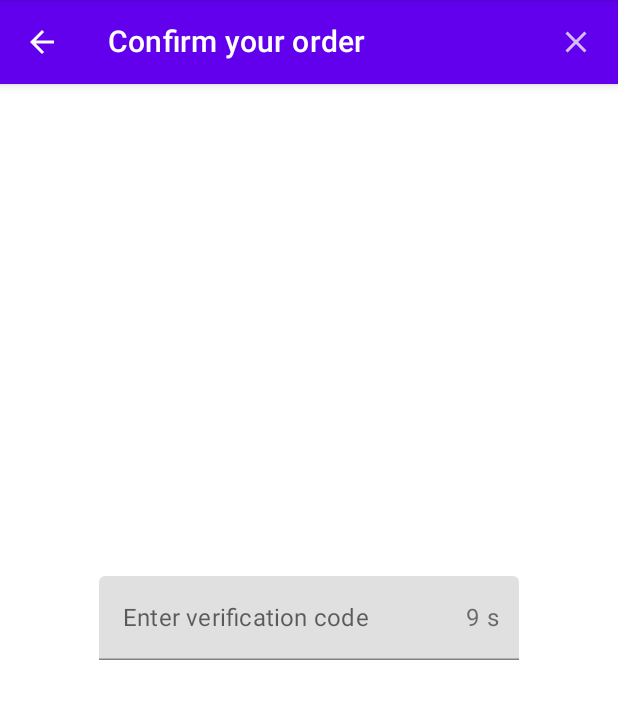
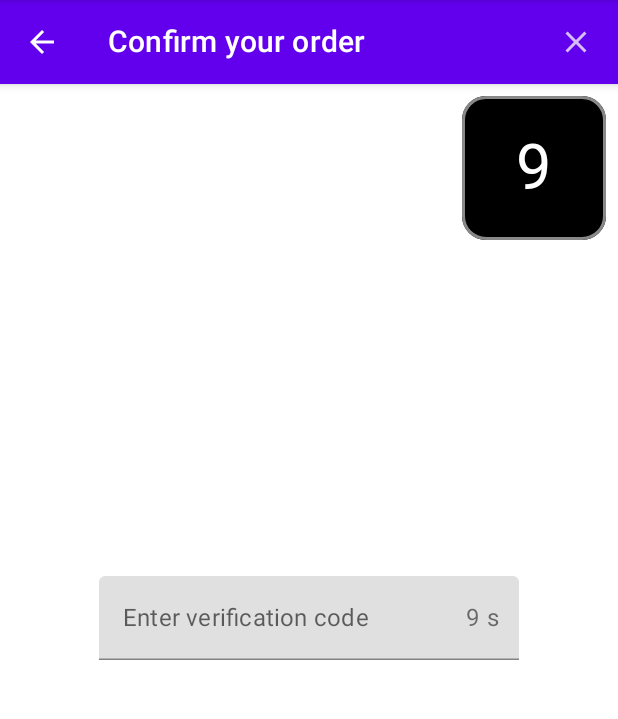
Before and after one commit to mykms/CryptoStore, an Android app built with Jetpack Compose: the fragment OrderFragment shown on its own in the app's theme, after a tap on "Order", on a phone screen of 412 x 824 dp, the part 84-803 px from its top. Run offline under Robolectric (Android 15) with nearby library versions, the phone set to English and light mode, and no system bars.

Commit message:
updated to RC, add some animations

```diff
--- a/app/src/main/java/com/apro/crypto/details/models/DetailsState.kt
+++ b/app/src/main/java/com/apro/crypto/details/models/DetailsState.kt
@@ -1,6 +1,5 @@
 package com.apro.crypto.details.models
 
-import com.apro.crypto.asMoney
 import com.apro.crypto.main.domain.Coin
 
 data class DetailsState(
@@ -11,8 +10,3 @@ data class DetailsState(
     val closeQuestion: Boolean = false,
     val calculating: Boolean = false
 )
-
-val DetailsState.calcText: String
-    get() = if (calculating) calcTextConstant else total.asMoney()
-
-private const val calcTextConstant = "calculating..."
--- a/app/src/main/java/com/apro/crypto/main/MainScreen.kt
+++ b/app/src/main/java/com/apro/crypto/main/MainScreen.kt
@@ -37,16 +37,13 @@ import com.google.accompanist.swiperefresh.rememberSwipeRefreshState
 fun MainScreen(
     viewModel: MainViewModel,
     navigator: Navigator,
-    setupScaffold: @Composable (ScaffoldState) -> Unit,
+    scaffoldState: ScaffoldState
 ) {
     BackHandler {
         viewModel.submitAction(MainAction.GoBackPressed)
     }
     val state by viewModel.state.collectAsState()
     var menuOpened by remember { mutableStateOf(false) }
-    val snackbarHostState = remember { SnackbarHostState() }
-    val scaffoldState = rememberScaffoldState(snackbarHostState = snackbarHostState)
-    setupScaffold(scaffoldState)
     Scaffold(
         topBar = {
             TopAppBar {
--- a/app/src/main/java/com/apro/crypto/order/OrderMiddleware.kt
+++ b/app/src/main/java/com/apro/crypto/order/OrderMiddleware.kt
@@ -28,10 +28,10 @@ class OrderMiddleware(
             }
             is OrderAction.Buy -> flow {
                 if (action.isFinished) return@flow
-                emit(OrderEffect.PlaceOrder(SECONDS))
-                repeat(SECONDS) {
+                emit(OrderEffect.PlaceOrder(MAX_SECONDS))
+                repeat(MAX_SECONDS) {
                     delay(1000)
-                    emit(OrderEffect.SecondsChanged(SECONDS - it.inc()))
+                    emit(OrderEffect.SecondsChanged(MAX_SECONDS - it.inc()))
                 }
             }
             is OrderAction.SmsCodeEntered -> flow {
@@ -69,6 +69,6 @@ class OrderMiddleware(
         }
 
     companion object {
-        private const val SECONDS = 10
+        const val MAX_SECONDS = 10
     }
 }
--- a/app/src/main/java/com/apro/crypto/order/screens/OrderSMSVerificationScreen.kt
+++ b/app/src/main/java/com/apro/crypto/order/screens/OrderSMSVerificationScreen.kt
@@ -1,18 +1,26 @@
 package com.apro.crypto.order.screens
 
-import androidx.compose.animation.ExperimentalAnimationApi
+import androidx.compose.animation.*
+import androidx.compose.foundation.background
+import androidx.compose.foundation.border
 import androidx.compose.foundation.layout.*
+import androidx.compose.foundation.shape.RoundedCornerShape
 import androidx.compose.foundation.text.KeyboardOptions
 import androidx.compose.material.*
 import androidx.compose.material.icons.Icons
 import androidx.compose.material.icons.filled.Refresh
 import androidx.compose.runtime.Composable
-import androidx.compose.ui.Alignment
+import androidx.compose.ui.Alignment.Companion.Center
+import androidx.compose.ui.Alignment.Companion.TopEnd
 import androidx.compose.ui.Modifier
 import androidx.compose.ui.focus.FocusRequester
 import androidx.compose.ui.focus.focusRequester
+import androidx.compose.ui.graphics.Color
+import androidx.compose.ui.platform.LocalView
 import androidx.compose.ui.text.input.KeyboardType
 import androidx.compose.ui.unit.dp
+import androidx.compose.ui.unit.sp
+import com.apro.crypto.order.OrderMiddleware
 import com.apro.crypto.order.OrderViewModel
 import com.apro.crypto.order.models.OrderAction
 import com.apro.crypto.order.models.OrderState
@@ -26,12 +34,9 @@ fun OrderSMSVerificationScreen(
     viewModel: OrderViewModel,
     focusRequester: FocusRequester
 ) {
-    Column(
-        verticalArrangement = Arrangement.Center,
-        horizontalAlignment = Alignment.CenterHorizontally,
-        modifier = Modifier
-            .fillMaxWidth()
-            .fillMaxHeight()
+    Box(
+        modifier = Modifier.fillMaxSize(),
+        contentAlignment = Center
     ) {
         TextField(
             value = state.smsCode,
@@ -67,6 +72,43 @@ fun OrderSMSVerificationScreen(
                 }
             }
         )
-
+        Box(modifier = Modifier.align(TopEnd)) {
+            val screenWidth = LocalView.current.width
+            val screenHeight = LocalView.current.height
+            AnimatedVisibility(
+                visible = state.canResendSms.not(),
+                enter = slideInHorizontally(initialOffsetX = {
+                    it - screenWidth
+                }) + fadeIn(),
+                exit = slideOutVertically(targetOffsetY = {
+                    it + screenHeight
+                }) + fadeOut()
+            ) {
+                val shape = RoundedCornerShape(16.dp)
+                Box(
+                    modifier = Modifier
+                        .padding(8.dp)
+                        .background(Color.Black, shape = shape)
+                        .border(2.dp, Color.Gray, shape = shape)
+                        .padding(8.dp)
+                        .size(80.dp),
+                    contentAlignment = Center
+                ) {
+                    repeat(OrderMiddleware.MAX_SECONDS.inc()) {
+                        Column {
+                            AnimatedVisibility(
+                                visible = it == state.secondsToResend
+                            ) {
+                                Text(
+                                    text = it.toString(),
+                                    fontSize = 42.sp,
+                                    color = Color.White
+                                )
+                            }
+                        }
+                    }
+                }
+            }
+        }
     }
 }
--- a/build.gradle
+++ b/build.gradle
@@ -1,7 +1,7 @@
 // Top-level build file where you can add configuration options common to all sub-projects/modules.
 buildscript {
     ext {
-        compose_version = '1.0.0-beta09'
+        compose_version = '1.0.0-rc01'
     }
     repositories {
         google()
```
Also changed, not shown: app/build.gradle (+7 -6 lines), app/src/main/java/com/apro/crypto/details/DetailsScreen.kt (+33 -7 lines), app/src/main/java/com/apro/crypto/main/MainFragment.kt (+5 -7 lines).
